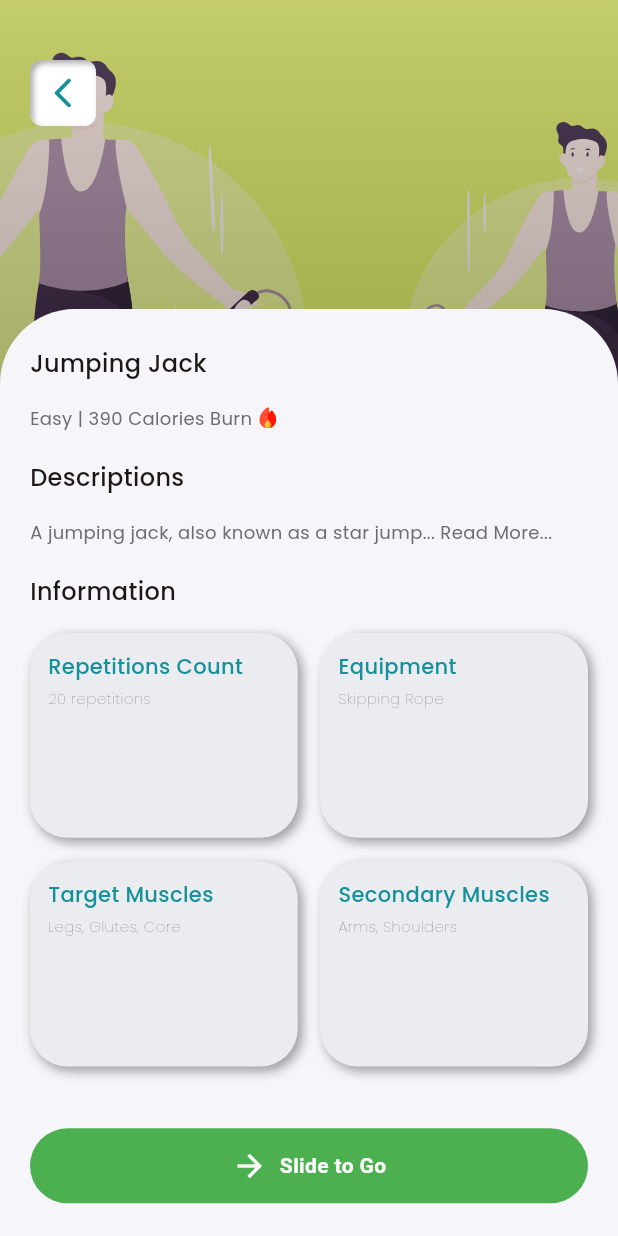
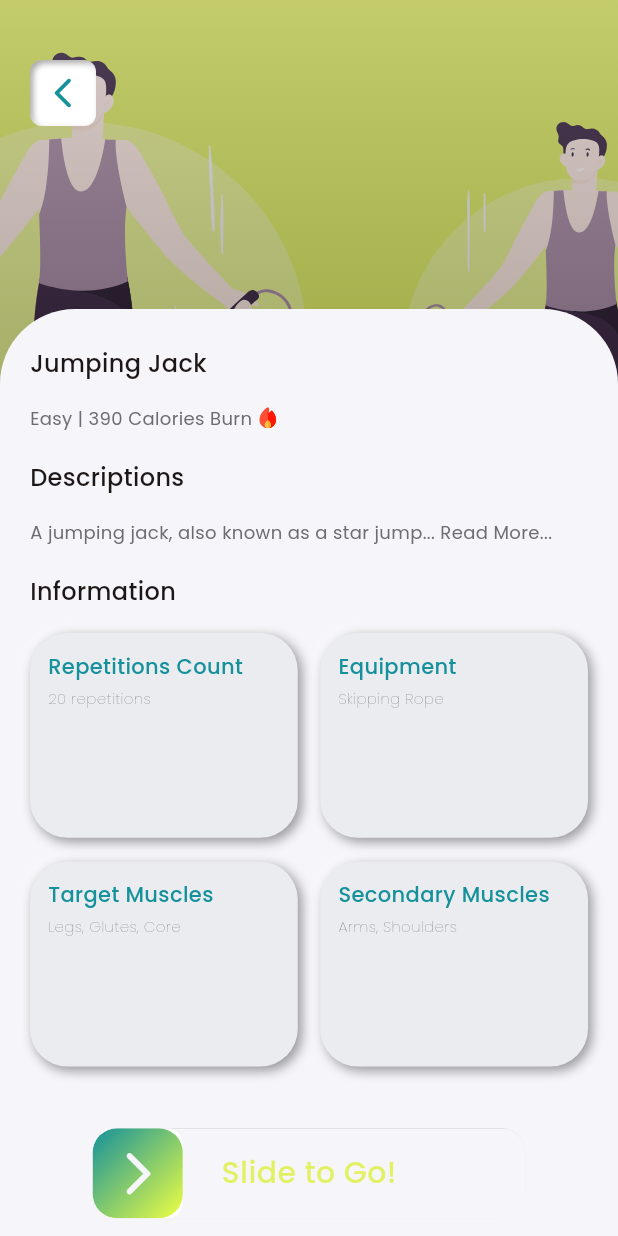
Before and after one commit to toqua1/Graduation-Project, a Flutter app: the ExerciseItemScreen screen opened directly, on a phone screen of 412 x 824 dp. Run offline on Flutter 3.47's test engine with Material 3 defaults, Android fonts, the phone set to English and light mode, and no system bars; drawn by our look-alikes of flutter_neumorphic, slider_button; our stand-ins replace carousel_slider, device_preview, flutter_screenutil, flutter_spinkit, flutter_svg, get and 3 more.

Commit message:
Waiting Exercise screen

```diff
--- a/lib/features/Workouts/presentation/view/widgets/exercise_info_card.dart
+++ b/lib/features/Workouts/presentation/view/widgets/exercise_info_card.dart
@@ -68,7 +68,7 @@ class ExerciseInfoCard extends StatelessWidget {
                   title: 'Secondary Muscles', value: 'Arms, Shoulders'),
             ],
           ),
-          SizedBox(height: size.height * 0.05),
+          SizedBox(height: size.height * responsiveSize(context, 0.05, 0.03)),
           SlideToGoButton(),
         ],
       ),
--- a/lib/features/Workouts/presentation/view/widgets/slide_Button.dart
+++ b/lib/features/Workouts/presentation/view/widgets/slide_Button.dart
@@ -1,28 +1,54 @@
 import 'package:flutter_neumorphic/flutter_neumorphic.dart';
+import 'package:graduation_project/core/Services/responsive_function.dart';
+import 'package:graduation_project/core/constants.dart';
+import 'package:graduation_project/features/Workouts/presentation/view/waiting_screen.dart';
+import 'package:slider_button/slider_button.dart';
 
 class SlideToGoButton extends StatelessWidget {
   const SlideToGoButton({super.key});
 
   @override
   Widget build(BuildContext context) {
-    return GestureDetector(
-      onTap: () {},
-      child: Container(
-        height: 50,
-        alignment: Alignment.center,
-        decoration: BoxDecoration(
-          color: Colors.green,
-          borderRadius: BorderRadius.circular(30),
-        ),
-        child: Row(
-          mainAxisAlignment: MainAxisAlignment.center,
-          children: [
-            Icon(Icons.arrow_forward, color: Colors.white),
-            SizedBox(width: 8),
-            Text('Slide to Go',
-                style: TextStyle(
-                    color: Colors.white, fontWeight: FontWeight.bold)),
-          ],
+    var size = MediaQuery.of(context).size;
+    return Center(
+      child: Neumorphic(
+        style: NeumorphicStyle(
+            depth: -5,
+            boxShape: NeumorphicBoxShape.roundRect(BorderRadius.circular(16))),
+        child: SliderButton(
+          action: () async {
+            Navigator.pushReplacement(context,
+                MaterialPageRoute(builder: (context) => WaitingScreen()));
+            return true;
+          },
+          alignLabel: Alignment.center,
+
+          ///Put label over here
+          label: Text("Slide to Go!", style: AppFonts.primarySemibold),
+          icon: Container(
+            decoration: BoxDecoration(
+              borderRadius: BorderRadius.circular(16),
+              gradient: LinearGradient(
+                  begin: Alignment.topLeft,
+                  end: Alignment.bottomRight,
+                  colors: [Color(0xff14919B), Colors.limeAccent]),
+            ),
+            child: Center(
+                child: Icon(
+              Icons.arrow_forward_ios_rounded,
+              color: AppColors.bottomSheetColor,
+              size: 35,
+            )),
+          ),
+
+          ///Change All the color and size from here.
+          width: size.width * responsiveSize(context, 0.70, 0.50),
+          height: responsiveSize(context, 60, 70),
+          radius: 10,
+          // buttonColor: AppColors.secondaryColor,
+          backgroundColor: AppColors.bottomSheetColor,
+          highlightedColor: Colors.white,
+          baseColor: AppColors.secondaryColor,
         ),
       ),
     );
--- a/pubspec.yaml
+++ b/pubspec.yaml
@@ -46,6 +46,7 @@ dependencies:
   flutter_svg: ^2.0.17
   get_storage: ^2.0.3
   slider_button: ^2.1.0
+  flutter_spinkit: ^5.2.1
 
 dev_dependencies:
   flutter_test:
```
Also changed, not shown: lib/features/Workouts/presentation/view/waiting_screen.dart (added, +162 -0 lines), lib/assets/Let’s Go !.svg (added), lib/assets/boxing.svg (added), lib/assets/boxing2.png (added), lib/assets/dumbell2.png (added), lib/assets/dumbellIcon.png (added), lib/assets/fire2.svg (added), lib/assets/lighting.png (added), lib/assets/medal.png (added), lib/assets/stopWatch.png (added), lib/assets/streak.png (added), lib/assets/thumb.png (added), lib/assets/timer.png (added), lib/assets/water.png (added), 2 more files.
